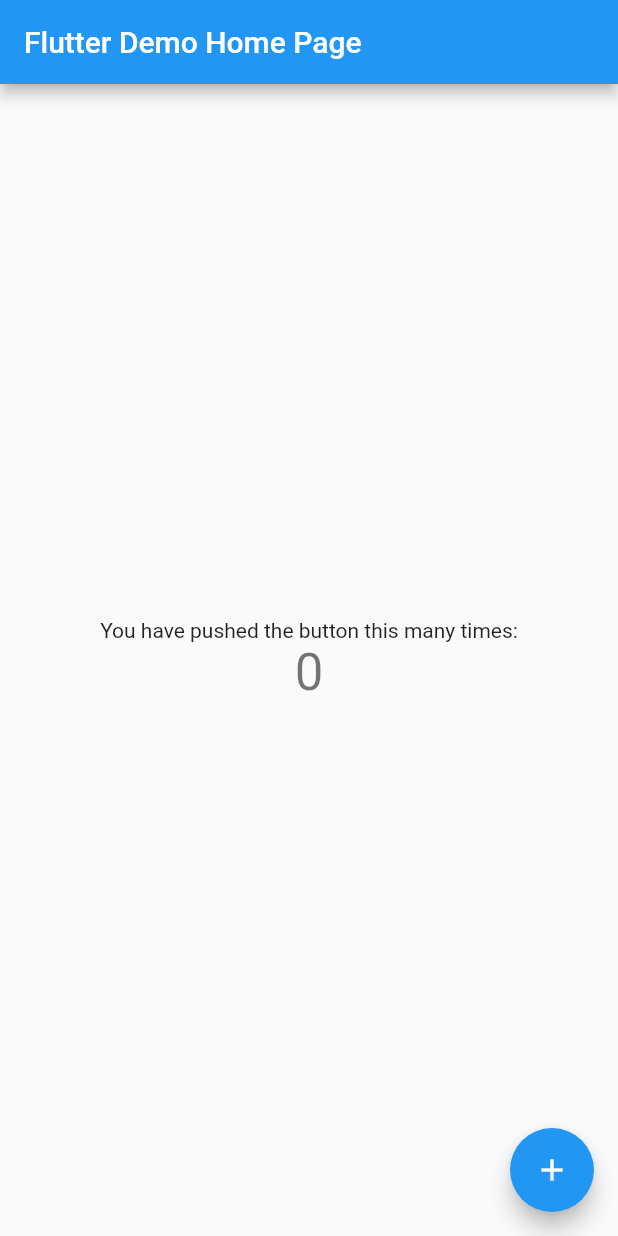
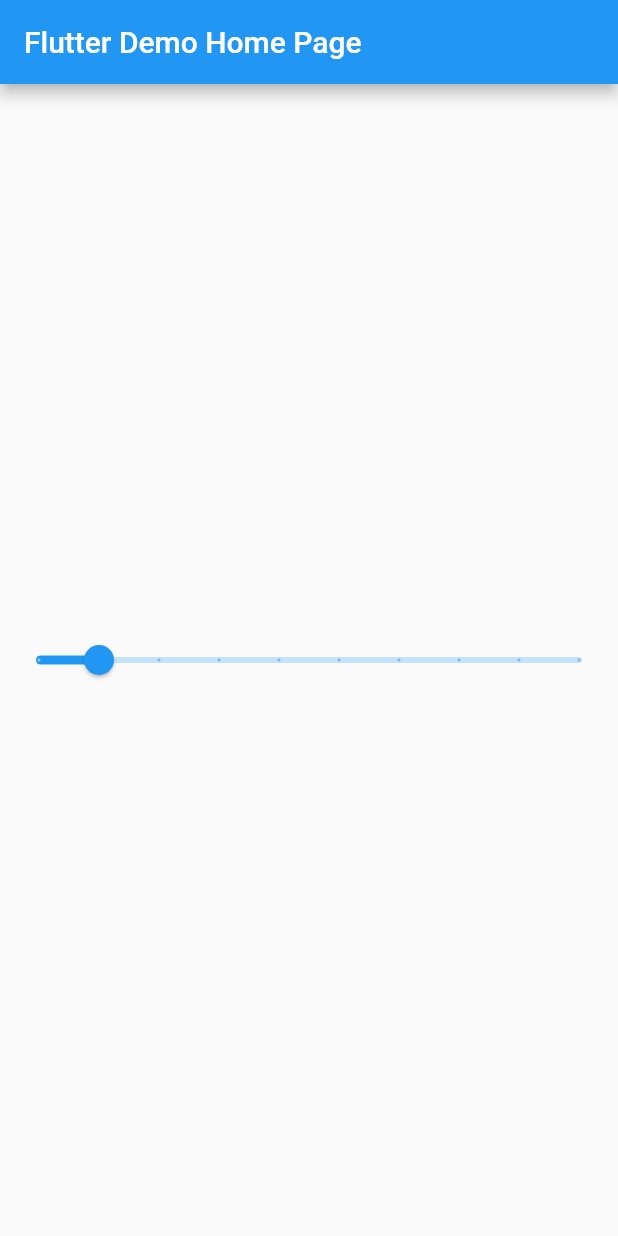
Before and after one commit to ikemura23/flutter_lab, a Flutter app: the screen it shows after launch, on a phone screen of 412 x 824 dp. Run offline on Flutter 3.47's test engine with Material 2 defaults, Android fonts, the phone set to English and light mode, and no system bars.

```diff
--- a/lib/main.dart
+++ b/lib/main.dart
@@ -26,6 +26,7 @@ class MyHomePage extends StatefulWidget {
 
 class _MyHomePageState extends State<MyHomePage> {
   int _counter = 0;
+  double _sliderValue = 10;
 
   void _incrementCounter() {
     setState(() {
@@ -43,21 +44,31 @@ class _MyHomePageState extends State<MyHomePage> {
         child: Column(
           mainAxisAlignment: MainAxisAlignment.center,
           children: <Widget>[
-            Text(
-              'You have pushed the button this many times:',
-            ),
-            Text(
-              '$_counter',
-              style: Theme.of(context).textTheme.display1,
+//            Text(
+//              'You have pushed the button this many times:',
+//            ),
+//            Text(
+//              '$_counter',
+//              style: Theme.of(context).textTheme.display1,
+//            ),
+            Slider(
+              min: 0,
+              max: 100,
+              divisions: 9,
+              value: _sliderValue,
+              label: '${_sliderValue.floor()}',
+              onChanged: (d) => setState(() {
+                _sliderValue = d;
+              }),
             ),
           ],
         ),
       ),
-      floatingActionButton: FloatingActionButton(
-        onPressed: _incrementCounter,
-        tooltip: 'Increment',
-        child: Icon(Icons.add),
-      ),
+//      floatingActionButton: FloatingActionButton(
+//        onPressed: _incrementCounter,
+//        tooltip: 'Increment',
+//        child: Icon(Icons.add),
+//      ),
     );
   }
 }
```
